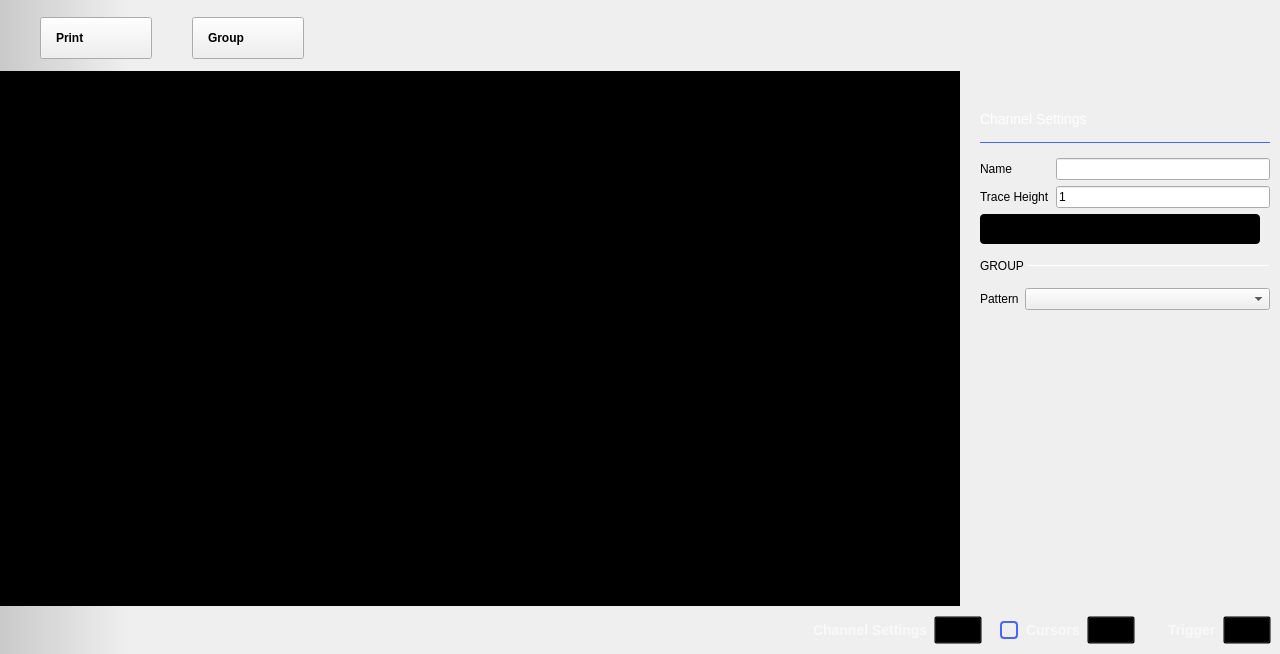
Old version of the form ui/pattern_generator.ui in the repository analogdevicesinc/scopy.
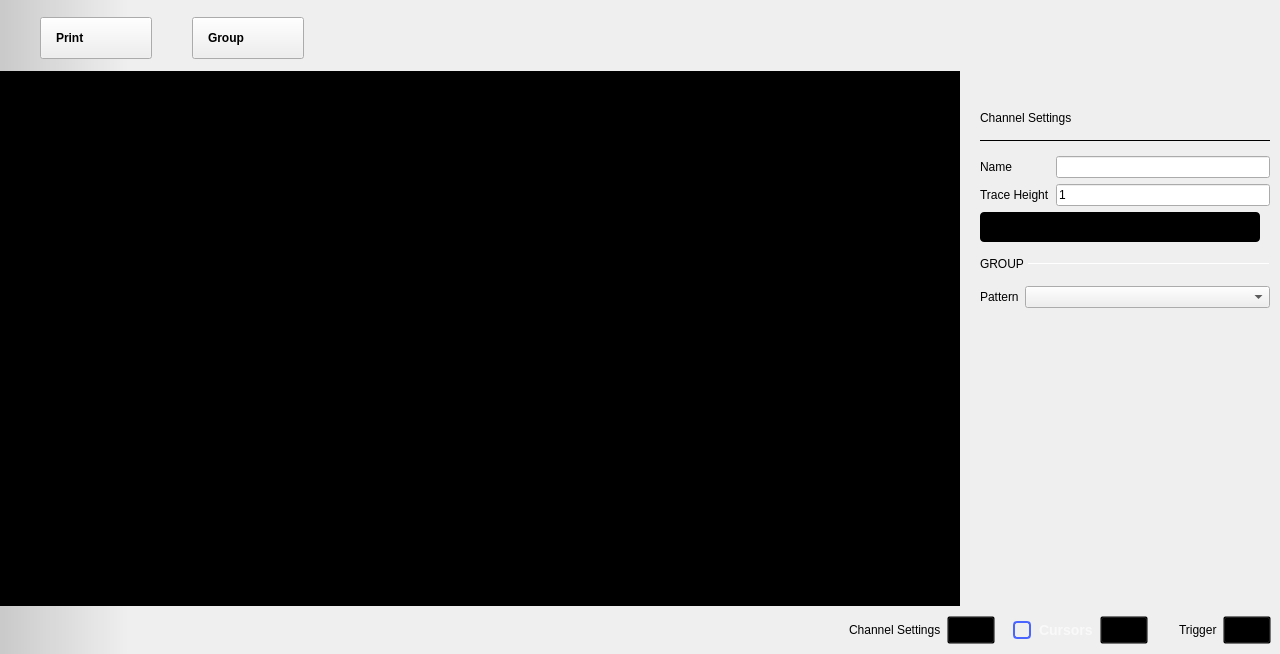
New version of the form. The open tabs and pages were chosen to show the change. Icons and pictures are not drawn. Custom widgets are drawn as their Qt base class.

The edit to the form file:
```diff
--- a/ui/pattern_generator.ui
+++ b/ui/pattern_generator.ui
@@ -575,8 +575,8 @@
                      <rect>
                       <x>0</x>
                       <y>0</y>
-                      <width>200</width>
-                      <height>300</height>
+                      <width>300</width>
+                      <height>469</height>
                      </rect>
                     </property>
                     <property name="sizePolicy">
@@ -621,12 +621,6 @@
                          <verstretch>0</verstretch>
                         </sizepolicy>
                        </property>
-                       <property name="styleSheet">
-                        <string notr="true">color: white;
-font-size: 14px;
-font-weight: normal;
-</string>
-                       </property>
                        <property name="text">
                         <string>Channel Settings</string>
                        </property>
@@ -640,9 +634,6 @@
                          <height>1</height>
                         </size>
                        </property>
-                       <property name="styleSheet">
-                        <string notr="true">border: 2px solid #4a64ff</string>
-                       </property>
                        <property name="frameShadow">
                         <enum>QFrame::Plain</enum>
                        </property>
@@ -1719,14 +1710,7 @@
 QPushButton:pressed { border-image: url(:/icons/setup_btn_checked.svg); }
 QPushButton:!pressed { border-image: url(:/icons/setup_btn_unchecked.svg); }
 QPushButton:hover:!pressed:!checked { border-image: url(:/icons/setup_btn_hover.svg); }
-QPushButton:checked { border-image: url(:/icons/setup_btn_checked.svg); }
-
-QLabel {
-font-size: 14px;
-  font-weight: bold;
-
-color: rgba(255, 255, 255, 153);
-}</string>
+QPushButton:checked { border-image: url(:/icons/setup_btn_checked.svg); }</string>
           </property>
           <layout class="QHBoxLayout" name="horizontalLayout_6">
            <property name="spacing">
```
Left out of the diff: 36 changed lines with no effect on the pictures.
